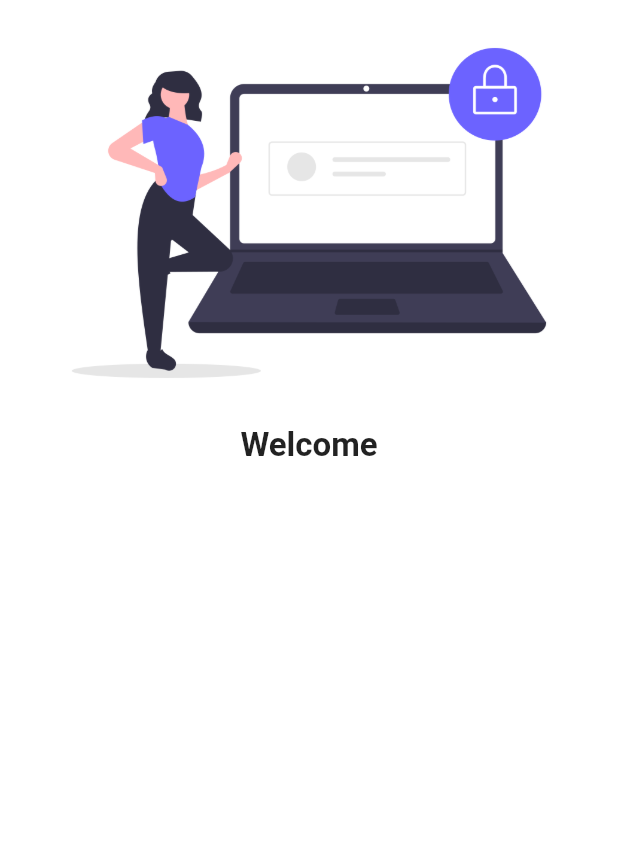
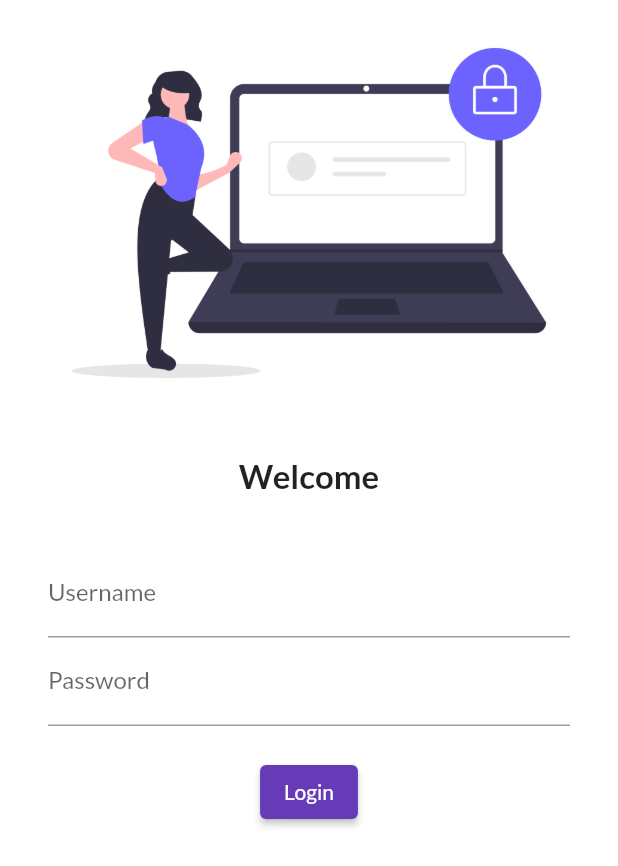
Before and after one commit to aryans1319/flutter_catalog, a Flutter app: the screen it shows after launch, on a phone screen of 412 x 824 dp. Shown: the top 866 px of the screen. Run offline on Flutter 3.47's test engine with Material 2 defaults, Android fonts, the phone set to English and light mode, and no system bars; our stand-ins replace google_fonts.

Commit message:
day 4 complete

```diff
--- a/lib/main.dart
+++ b/lib/main.dart
@@ -14,6 +14,7 @@ class MyApp extends StatelessWidget {
         themeMode: ThemeMode.light,
         theme: ThemeData(
           primarySwatch:Colors.deepPurple,
+          fontFamily: GoogleFonts.lato().fontFamily,
           primaryTextTheme: GoogleFonts.latoTextTheme()
           ),
 
--- a/lib/pages/login_page.dart
+++ b/lib/pages/login_page.dart
@@ -9,8 +9,12 @@ class LoginPage extends StatelessWidget {
         color: Colors.white,
         child: Column(
           children: [
-          Image.asset("assets/images/login_image.png",
+            Image.asset(
+              "assets/images/login_image.png",
               fit: BoxFit.cover,
+            ),
+            SizedBox(
+              height: 20.0,
             ),
             Text(
               "Welcome",
@@ -18,10 +22,42 @@ class LoginPage extends StatelessWidget {
                 fontSize: 22,
                 fontWeight: FontWeight.bold,
               ),
-
+            ),
+            SizedBox(
+              height: 20.0,
+            ),
+            Padding(
+              padding:
+                  const EdgeInsets.symmetric(vertical: 16.0, horizontal: 32.0),
+              child: Column(
+                children: [
+                  TextFormField(
+                    decoration: InputDecoration(
+                      hintText: "Enter Username",
+                      labelText: "Username",
+                    ),
+                  ),
+                  TextFormField(
+                    obscureText: true,
+                    decoration: InputDecoration(
+                      hintText: "Enter Password",
+                      labelText: "Password",
+                    ),
+                  ),
+                  SizedBox(
+                    height: 20.0,
+                  ),
+                  ElevatedButton(
+                    child: Text("Login"),
+                    style: TextButton.styleFrom(),
+                    onPressed: () {
+                      print("Hi Aryan");
+                    },
                   )
                 ],
+              ),
             )
-    );
+          ],
+        ));
   }
 }
```
Lines whose indentation alone changed are shown as unchanged.
